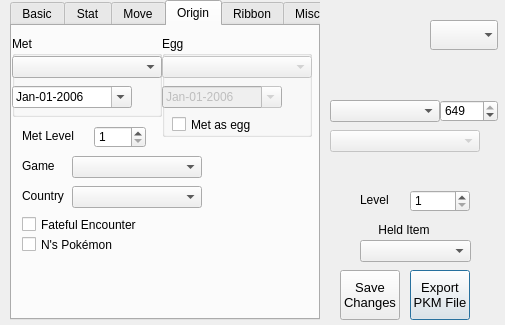
The window that QT Projects/pkmviewer.ui (Annovae/PKMDS-G5) describes before a commit, drawn with Qt 5.
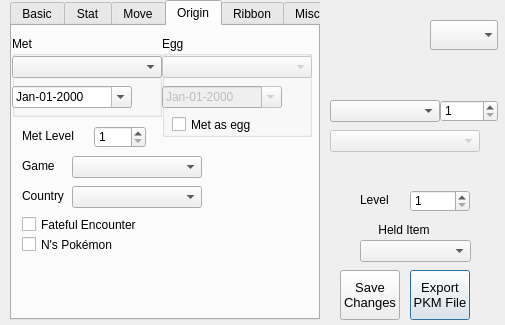
The same window after the commit. The open tabs and pages were chosen to show the change.

Diff of the .ui file:
```diff
--- a/QT Projects/pkmviewer.ui
+++ b/QT Projects/pkmviewer.ui
@@ -189,7 +189,7 @@
      <number>649</number>
     </property>
     <property name="value">
-     <number>649</number>
+     <number>1</number>
     </property>
    </widget>
    <widget class="QGraphicsView" name="pbShiny">
@@ -2546,9 +2546,23 @@
         <height>22</height>
        </rect>
       </property>
+      <property name="date">
+       <date>
+        <year>2000</year>
+        <month>1</month>
+        <day>1</day>
+       </date>
+      </property>
+      <property name="maximumDate">
+       <date>
+        <year>2099</year>
+        <month>12</month>
+        <day>31</day>
+       </date>
+      </property>
       <property name="minimumDate">
        <date>
-        <year>2006</year>
+        <year>2000</year>
         <month>1</month>
         <day>1</day>
        </date>
@@ -2600,9 +2614,23 @@
         <height>22</height>
        </rect>
       </property>
+      <property name="date">
+       <date>
+        <year>2000</year>
+        <month>1</month>
+        <day>1</day>
+       </date>
+      </property>
+      <property name="maximumDate">
+       <date>
+        <year>2099</year>
+        <month>12</month>
+        <day>31</day>
+       </date>
+      </property>
       <property name="minimumDate">
        <date>
-        <year>2006</year>
+        <year>2000</year>
         <month>1</month>
         <day>1</day>
        </date>
```
Left out of the diff: 10 changed lines with no effect on the pictures.
